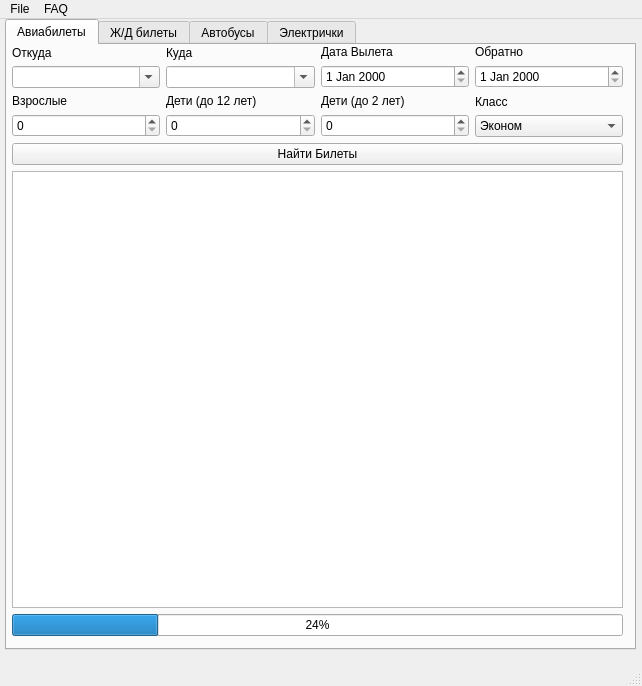
This is FindTicket/mainwindow.ui in alshitov/laboratories as Qt 5 draws it before an edit. The edited form follows.
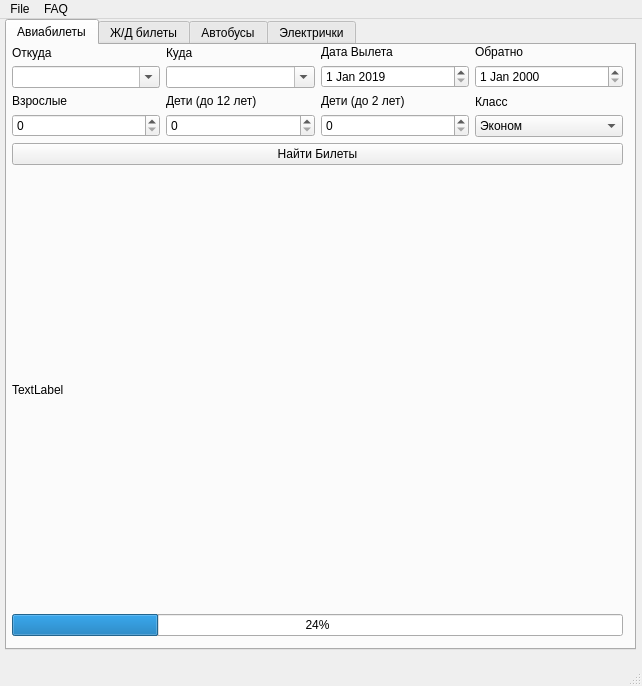
This is the edited form.

Commit message: Added new tickets, dynamic table generation, tickets search fix

Patch:
```diff
--- a/FindTicket/mainwindow.ui
+++ b/FindTicket/mainwindow.ui
@@ -154,7 +154,18 @@
                </widget>
               </item>
               <item>
-               <widget class="QDateEdit" name="aviaDepartDateEdit"/>
+               <widget class="QDateEdit" name="aviaDepartDateEdit">
+                <property name="dateTime">
+                 <datetime>
+                  <hour>0</hour>
+                  <minute>0</minute>
+                  <second>0</second>
+                  <year>2019</year>
+                  <month>1</month>
+                  <day>1</day>
+                 </datetime>
+                </property>
+               </widget>
               </item>
              </layout>
             </item>
@@ -253,7 +264,11 @@
           <item row="3" column="0">
            <layout class="QVBoxLayout" name="aviaResultsVertLayout">
             <item>
-             <widget class="QListWidget" name="aviaTicketsListWidget"/>
+             <widget class="QLabel" name="label">
+              <property name="text">
+               <string>TextLabel</string>
+              </property>
+             </widget>
             </item>
            </layout>
           </item>
```
Left out of the diff: 52 changed lines with no effect on the pictures. The commit also changes 11 other files.
